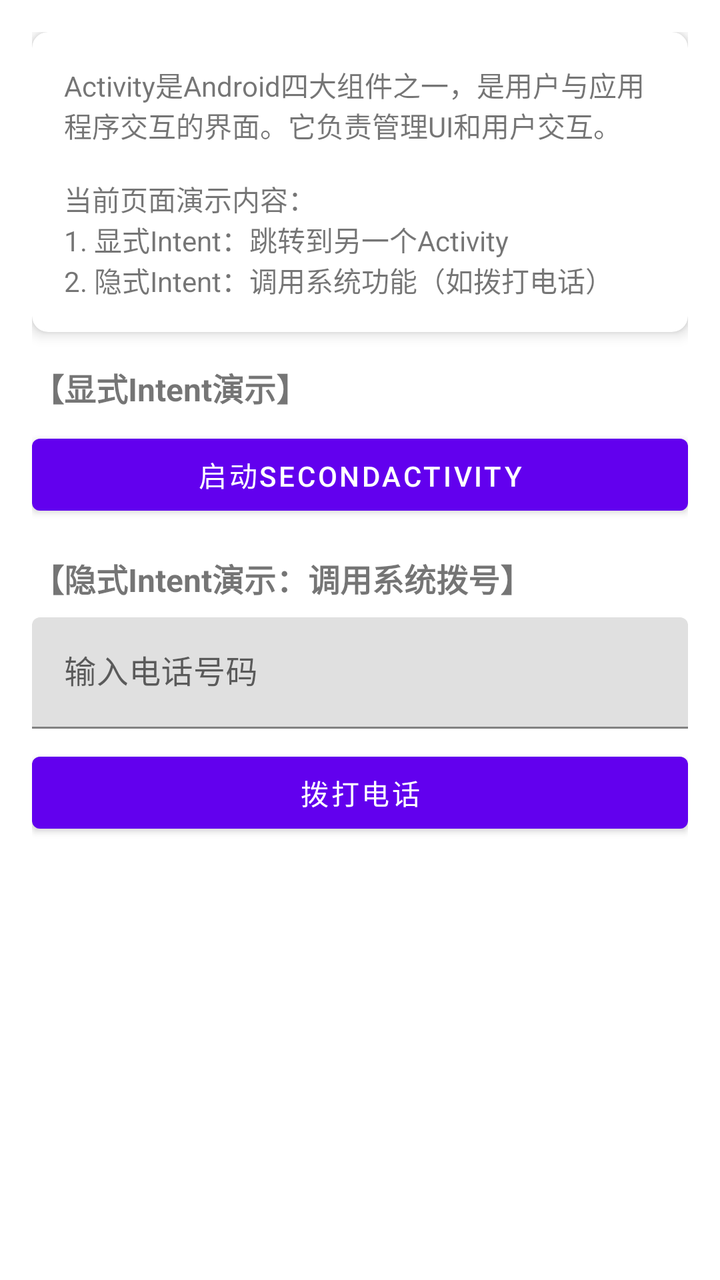
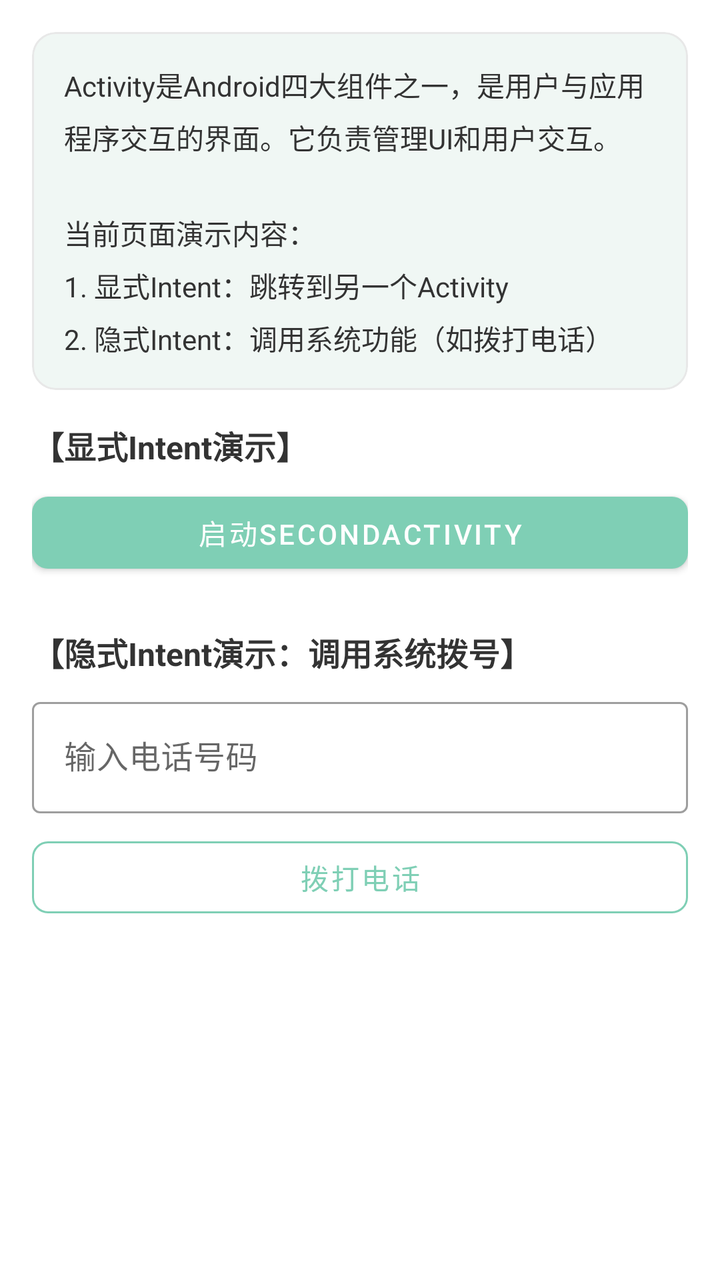

Before-and-after screenshots of an Android layout around one commit, followed by the original layout XML and the change that was made.
<!-- AndroidManifest.xml: application theme Theme.AndroidComponentDemo -->
<!-- res/layout/fragment_activity.xml -->
<?xml version="1.0" encoding="utf-8"?>
<ScrollView xmlns:android="http://schemas.android.com/apk/res/android"
    xmlns:app="http://schemas.android.com/apk/res-auto"
    android:layout_width="match_parent"
    android:layout_height="match_parent"
    android:fillViewport="true">

    <LinearLayout
        android:layout_width="match_parent"
        android:layout_height="wrap_content"
        android:orientation="vertical"
        android:padding="16dp">

        
        <androidx.cardview.widget.CardView
            android:layout_width="match_parent"
            android:layout_height="wrap_content"
            android:layout_marginBottom="16dp"
            app:cardCornerRadius="8dp"
            app:cardElevation="4dp">

            <TextView
                android:id="@+id/tv_activity_intro"
                android:layout_width="match_parent"
                android:layout_height="wrap_content"
                android:padding="16dp"
                android:text="@string/activity_intro"
                android:textSize="14sp" />

        </androidx.cardview.widget.CardView>

        
        <TextView
            android:layout_width="match_parent"
            android:layout_height="wrap_content"
            android:layout_marginBottom="8dp"
            android:text="@string/explicit_intent_demo"
            android:textSize="16sp"
            android:textStyle="bold" />

        <Button
            android:id="@+id/btn_start_second"
            android:layout_width="match_parent"
            android:layout_height="wrap_content"
            android:layout_marginBottom="16dp"
            android:text="@string/btn_start_second" />

        
        <TextView
            android:layout_width="match_parent"
            android:layout_height="wrap_content"
            android:layout_marginBottom="8dp"
            android:text="@string/implicit_intent_demo"
            android:textSize="16sp"
            android:textStyle="bold" />

        <com.google.android.material.textfield.TextInputLayout
            android:layout_width="match_parent"
            android:layout_height="wrap_content"
            android:layout_marginBottom="8dp"
            android:hint="@string/dial_phone_hint">

            <com.google.android.material.textfield.TextInputEditText
                android:id="@+id/et_phone"
                android:layout_width="match_parent"
                android:layout_height="wrap_content"
                android:inputType="phone" />

        </com.google.android.material.textfield.TextInputLayout>

        <Button
            android:id="@+id/btn_dial"
            android:layout_width="match_parent"
            android:layout_height="wrap_content"
            android:text="@string/btn_dial" />

    </LinearLayout>

</ScrollView>
<!-- resources referenced by this layout -->
<resources>
  <string name="activity_intro">Activity是Android四大组件之一，是用户与应用程序交互的界面。它负责管理UI和用户交互。\n\n当前页面演示内容：\n1. 显式Intent：跳转到另一个Activity\n2. 隐式Intent：调用系统功能（如拨打电话）</string>
  <string name="btn_dial">拨打电话</string>
  <string name="btn_start_second">启动SecondActivity</string>
  <string name="dial_phone_hint">输入电话号码</string>
  <string name="explicit_intent_demo">【显式Intent演示】</string>
  <string name="implicit_intent_demo">【隐式Intent演示：调用系统拨号】</string>
  <style name="Theme.AndroidComponentDemo" parent="Theme.MaterialComponents.DayNight.NoActionBar">
          
          <item name="colorPrimary">@color/purple_500</item>
          <item name="colorPrimaryVariant">@color/purple_700</item>
          <item name="colorOnPrimary">@color/white</item>
          
          <item name="colorSecondary">@color/teal_200</item>
          <item name="colorSecondaryVariant">@color/teal_700</item>
          <item name="colorOnSecondary">@color/black</item>
          
          <item name="android:statusBarColor">?attr/colorPrimaryVariant</item>
      </style>
  <color name="purple_500">#FF6200EE</color>
  <color name="purple_700">#FF3700B3</color>
  <color name="white">#FFFFFFFF</color>
  <color name="teal_200">#FF03DAC5</color>
  <color name="teal_700">#FF018786</color>
  <color name="black">#FF000000</color>
</resources>

<!-- the commit's change to res/layout/fragment_activity.xml (unified diff, before → after) -->
@@ -11,13 +11,11 @@
         android:orientation="vertical"
         android:padding="16dp">
 
-        
-        <androidx.cardview.widget.CardView
+        <com.google.android.material.card.MaterialCardView
             android:layout_width="match_parent"
             android:layout_height="wrap_content"
             android:layout_marginBottom="16dp"
-            app:cardCornerRadius="8dp"
-            app:cardElevation="4dp">
+            style="@style/IntroCardStyle">
 
             <TextView
                 android:id="@+id/tv_activity_intro"
@@ -25,54 +23,57 @@
                 android:layout_height="wrap_content"
                 android:padding="16dp"
                 android:text="@string/activity_intro"
-                android:textSize="14sp" />
+                android:textSize="14sp"
+                android:textColor="@color/text_primary"
+                android:lineSpacingMultiplier="1.3"/>
+        </com.google.android.material.card.MaterialCardView>
 
-        </androidx.cardview.widget.CardView>
-
-        
         <TextView
             android:layout_width="match_parent"
             android:layout_height="wrap_content"
             android:layout_marginBottom="8dp"
             android:text="@string/explicit_intent_demo"
             android:textSize="16sp"
-            android:textStyle="bold" />
+            android:textStyle="bold"
+            android:textColor="@color/text_primary"/>
 
-        <Button
+        <com.google.android.material.button.MaterialButton
             android:id="@+id/btn_start_second"
+            style="@style/PrimaryButton"
             android:layout_width="match_parent"
             android:layout_height="wrap_content"
-            android:layout_marginBottom="16dp"
-            android:text="@string/btn_start_second" />
+            android:layout_marginBottom="24dp"
+            android:text="@string/btn_start_second"/>
 
-        
         <TextView
             android:layout_width="match_parent"
             android:layout_height="wrap_content"
             android:layout_marginBottom="8dp"
             android:text="@string/implicit_intent_demo"
             android:textSize="16sp"
-            android:textStyle="bold" />
+            android:textStyle="bold"
+            android:textColor="@color/text_primary"/>
 
         <com.google.android.material.textfield.TextInputLayout
             android:layout_width="match_parent"
             android:layout_height="wrap_content"
             android:layout_marginBottom="8dp"
-            android:hint="@string/dial_phone_hint">
+            android:hint="@string/dial_phone_hint"
+            style="@style/Widget.MaterialComponents.TextInputLayout.OutlinedBox">
 
             <com.google.android.material.textfield.TextInputEditText
                 android:id="@+id/et_phone"
                 android:layout_width="match_parent"
                 android:layout_height="wrap_content"
-                android:inputType="phone" />
-
+                android:inputType="phone"/>
         </com.google.android.material.textfield.TextInputLayout>
 
-        <Button
+        <com.google.android.material.button.MaterialButton
             android:id="@+id/btn_dial"
+            style="@style/OutlineButton"
             android:layout_width="match_parent"
             android:layout_height="wrap_content"
-            android:text="@string/btn_dial" />
+            android:text="@string/btn_dial"/>
 
     </LinearLayout>
 
<!-- resource entries referenced after the edit -->
@@ -1,28 +1,69 @@
 <!-- resources referenced by this layout -->
 <resources>
+  <color name="text_primary">#333333</color>
   <string name="activity_intro">Activity是Android四大组件之一，是用户与应用程序交互的界面。它负责管理UI和用户交互。\n\n当前页面演示内容：\n1. 显式Intent：跳转到另一个Activity\n2. 隐式Intent：调用系统功能（如拨打电话）</string>
   <string name="btn_dial">拨打电话</string>
   <string name="btn_start_second">启动SecondActivity</string>
   <string name="dial_phone_hint">输入电话号码</string>
   <string name="explicit_intent_demo">【显式Intent演示】</string>
   <string name="implicit_intent_demo">【隐式Intent演示：调用系统拨号】</string>
+  <style name="IntroCardStyle" parent="CardStyle">
+          <item name="cardBackgroundColor">@color/card_intro_background</item>
+      </style>
+  <style name="OutlineButton" parent="Widget.MaterialComponents.Button.OutlinedButton">
+          <item name="strokeColor">@color/secondary</item>
+          <item name="android:textColor">@color/secondary</item>
+          <item name="cornerRadius">8dp</item>
+      </style>
+  <style name="PrimaryButton" parent="Widget.MaterialComponents.Button">
+          <item name="backgroundTint">@color/secondary</item>
+          <item name="android:textColor">@color/white</item>
+          <item name="cornerRadius">8dp</item>
+      </style>
   <style name="Theme.AndroidComponentDemo" parent="Theme.MaterialComponents.DayNight.NoActionBar">
           
-          <item name="colorPrimary">@color/purple_500</item>
-          <item name="colorPrimaryVariant">@color/purple_700</item>
+          <item name="colorPrimary">@color/primary</item>
+          <item name="colorPrimaryVariant">@color/primary_dark</item>
           <item name="colorOnPrimary">@color/white</item>
           
-          <item name="colorSecondary">@color/teal_200</item>
-          <item name="colorSecondaryVariant">@color/teal_700</item>
-          <item name="colorOnSecondary">@color/black</item>
+          <item name="colorSecondary">@color/secondary</item>
+          <item name="colorSecondaryVariant">@color/secondary_dark</item>
+          <item name="colorOnSecondary">@color/white</item>
+          
+          <item name="android:windowBackground">@color/background</item>
+          <item name="colorSurface">@color/surface</item>
+          <item name="colorOnSurface">@color/text_primary</item>
+          
+          <item name="android:textColorPrimary">@color/text_primary</item>
+          <item name="android:textColorSecondary">@color/text_secondary</item>
+          <item name="android:textColorHint">@color/text_hint</item>
+          
+          <item name="colorAccent">@color/accent</item>
           
           <item name="android:statusBarColor">?attr/colorPrimaryVariant</item>
+          
+          <item name="android:navigationBarColor">@color/nav_background</item>
       </style>
-  <color name="purple_500">#FF6200EE</color>
-  <color name="purple_700">#FF3700B3</color>
+  <style name="CardStyle" parent="Widget.MaterialComponents.CardView">
+          <item name="cardCornerRadius">12dp</item>
+          <item name="cardElevation">0dp</item>
+          <item name="strokeWidth">1dp</item>
+          <item name="strokeColor">@color/card_stroke</item>
+          <item name="cardBackgroundColor">@color/card_background</item>
+      </style>
+  <color name="card_intro_background">#F0F7F4</color>
+  <color name="secondary">#7FCFB5</color>
   <color name="white">#FFFFFFFF</color>
-  <color name="teal_200">#FF03DAC5</color>
-  <color name="teal_700">#FF018786</color>
-  <color name="black">#FF000000</color>
+  <color name="primary">#2C3E50</color>
+  <color name="primary_dark">#1A252F</color>
+  <color name="secondary_dark">#5AB89E</color>
+  <color name="background">#FCFAF7</color>
+  <color name="surface">#FFFFFF</color>
+  <color name="text_secondary">#666666</color>
+  <color name="text_hint">#999999</color>
+  <color name="accent">#E8A87C</color>
+  <color name="nav_background">#FFFFFF</color>
+  <color name="card_stroke">#E8E8E8</color>
+  <color name="card_background">#FFFFFF</color>
 </resources>
 
